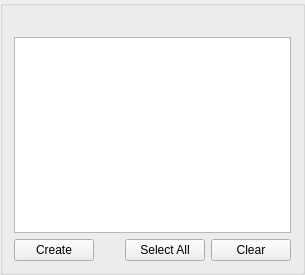
Old version of the form src/filesystemwidget.ui in the repository GAMS-dev/studio.
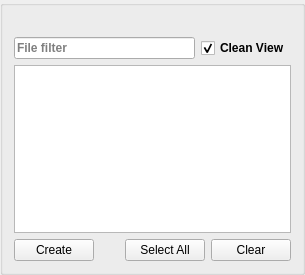
New version of the form. Custom widgets are drawn as their Qt base class.

Commit message: added filter and default-filter to FileSystemWidget for MIRO-deploy- and EFI-files

What changed in the file:
```diff
--- a/src/filesystemwidget.ui
+++ b/src/filesystemwidget.ui
@@ -24,6 +24,44 @@
      </property>
     </widget>
    </item>
+   <item>
+    <widget class="QWidget" name="widget" native="true">
+     <layout class="QHBoxLayout" name="horizontalLayout">
+      <property name="leftMargin">
+       <number>0</number>
+      </property>
+      <property name="topMargin">
+       <number>0</number>
+      </property>
+      <property name="rightMargin">
+       <number>0</number>
+      </property>
+      <property name="bottomMargin">
+       <number>0</number>
+      </property>
+      <item>
+       <widget class="gams::studio::FilterLineEdit" name="edFilter">
+        <property name="placeholderText">
+         <string>File filter</string>
+        </property>
+       </widget>
+      </item>
+      <item>
+       <widget class="QCheckBox" name="cbUncommon">
+        <property name="toolTip">
+         <string>&lt;p&gt;Hide files that are unlikely to be selected&lt;/p&gt;</string>
+        </property>
+        <property name="text">
+         <string>Clean View</string>
+        </property>
+        <property name="checked">
+         <bool>true</bool>
+        </property>
+       </widget>
+      </item>
+     </layout>
+    </widget>
+   </item>
    <item>
     <widget class="QTreeView" name="directoryView"/>
    </item>
@@ -85,6 +123,13 @@
    </item>
   </layout>
  </widget>
+ <customwidgets>
+  <customwidget>
+   <class>gams::studio::FilterLineEdit</class>
+   <extends>QLineEdit</extends>
+   <header>filterlineedit.h</header>
+  </customwidget>
+ </customwidgets>
  <resources/>
  <connections/>
 </ui>
```
The commit also changes 9 other files.
